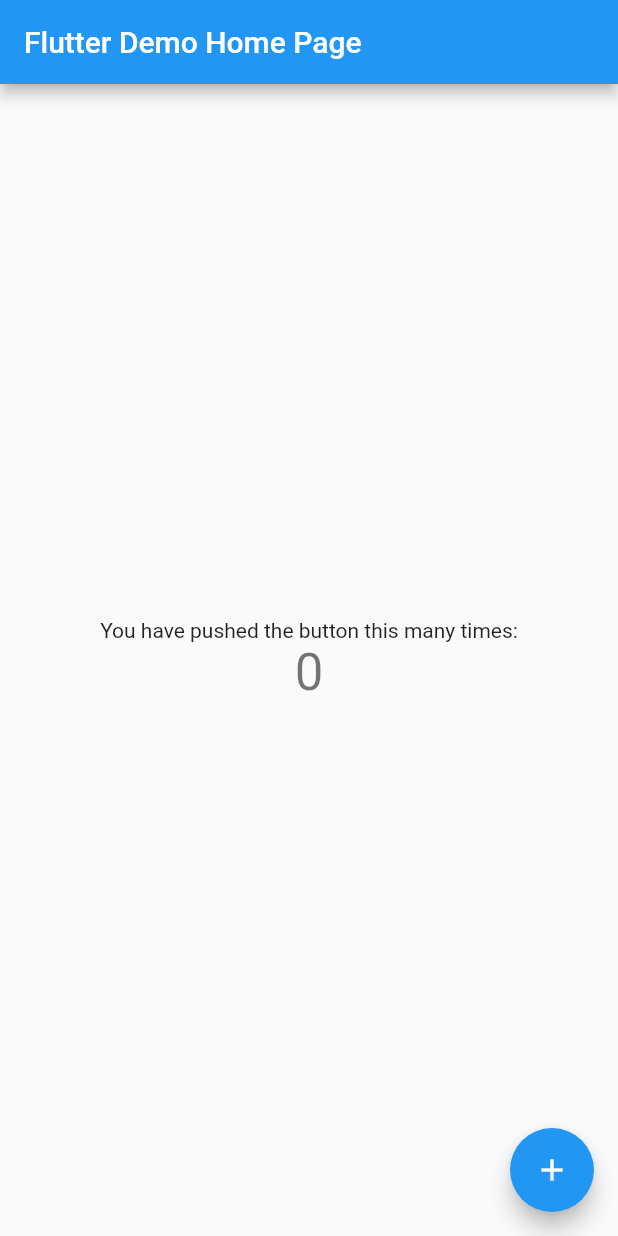
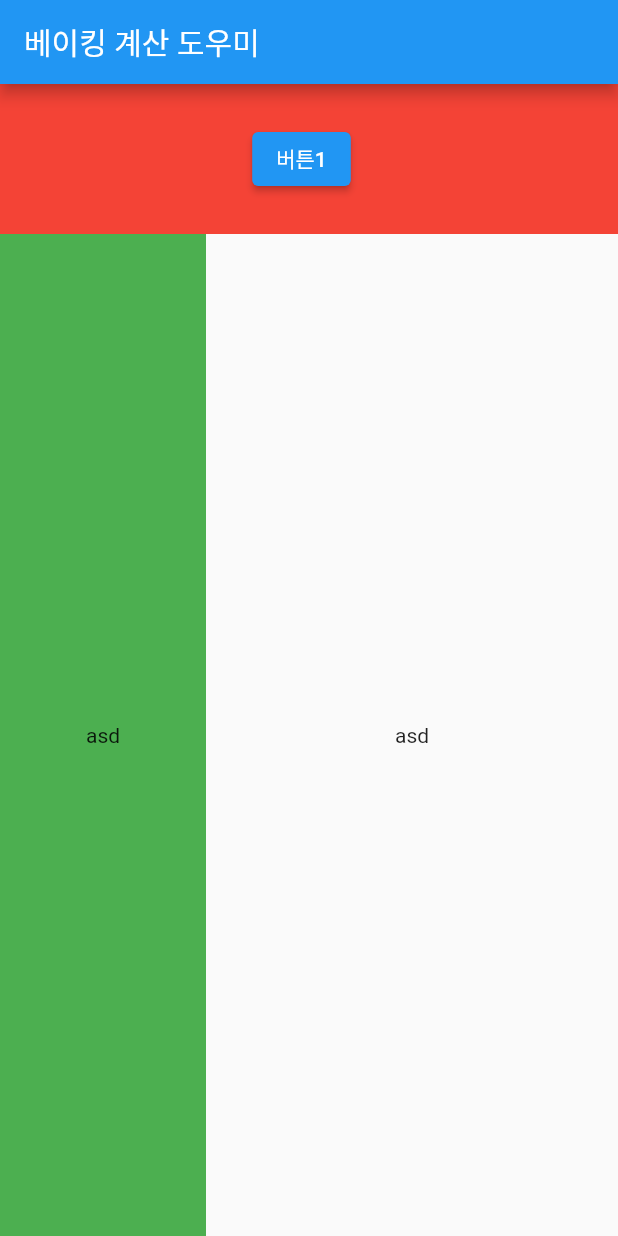
Before and after one commit to coqoa/BakingCalculationHelper, a Flutter app: the screen it shows after launch, on a phone screen of 412 x 824 dp. Run offline on Flutter 3.47's test engine with Material 2 defaults, Android fonts, the light colour scheme and no system bars; our stand-ins replace cloud_firestore, dio, firebase_core, get; accounts and stored records are empty.

Commit message:
웹 파이어베이스 연결중

```diff
--- a/lib/main.dart
+++ b/lib/main.dart
@@ -1,115 +1,115 @@
+import 'package:cloud_firestore/cloud_firestore.dart';
+import 'package:firebase_core/firebase_core.dart';
 import 'package:flutter/material.dart';
+import 'package:cloud_firestore/cloud_firestore.dart';
+import 'package:get/utils.dart';
 
-void main() {
+void main() async{
+  WidgetsFlutterBinding.ensureInitialized(); // 추가
+  await Firebase.initializeApp(
+   options: const FirebaseOptions(
+       apiKey: "AIzaSyBCUtKPIfnY2QGBHcB08D238ykGpV5SFGY",
+       authDomain: "baking-weighing-assistant.firebaseapp.com",
+       projectId: "baking-weighing-assistant",
+       storageBucket: "baking-weighing-assistant.appspot.com",
+       messagingSenderId: "545566933824",
+       appId: "1:545566933824:web:4af0c89fb3dd4af7bcb0a5"
+
+       ),
+
+  ); //  추가
+
   runApp(const MyApp());
 }
 
 class MyApp extends StatelessWidget {
   const MyApp({Key? key}) : super(key: key);
 
-  // This widget is the root of your application.
   @override
   Widget build(BuildContext context) {
     return MaterialApp(
       title: 'Flutter Demo',
       theme: ThemeData(
-        // This is the theme of your application.
-        //
-        // Try running your application with "flutter run". You'll see the
-        // application has a blue toolbar. Then, without quitting the app, try
-        // changing the primarySwatch below to Colors.green and then invoke
-        // "hot reload" (press "r" in the console where you ran "flutter run",
-        // or simply save your changes to "hot reload" in a Flutter IDE).
-        // Notice that the counter didn't reset back to zero; the application
-        // is not restarted.
         primarySwatch: Colors.blue,
       ),
-      home: const MyHomePage(title: 'Flutter Demo Home Page'),
+      home: const BakingCalculationApp(),
     );
   }
 }
-
-class MyHomePage extends StatefulWidget {
-  const MyHomePage({Key? key, required this.title}) : super(key: key);
-
-  // This widget is the home page of your application. It is stateful, meaning
-  // that it has a State object (defined below) that contains fields that affect
-  // how it looks.
-
-  // This class is the configuration for the state. It holds the values (in this
-  // case the title) provided by the parent (in this case the App widget) and
-  // used by the build method of the State. Fields in a Widget subclass are
-  // always marked "final".
-
-  final String title;
+class BakingCalculationApp extends StatefulWidget {
+  const BakingCalculationApp({Key? key}) : super(key: key);
 
   @override
-  State<MyHomePage> createState() => _MyHomePageState();
+  State<BakingCalculationApp> createState() => _BakingCalculationAppState();
 }
 
-class _MyHomePageState extends State<MyHomePage> {
-  int _counter = 0;
+class _BakingCalculationAppState extends State<BakingCalculationApp> {
 
-  void _incrementCounter() {
-    setState(() {
-      // This call to setState tells the Flutter framework that something has
-      // changed in this State, which causes it to rerun the build method below
-      // so that the display can reflect the updated values. If we changed
-      // _counter without calling setState(), then the build method would not be
-      // called again, and so nothing would appear to happen.
-      _counter++;
-    });
-  }
+  FirebaseFirestore firestore = FirebaseFirestore.instance;
+  late final doc1= firestore.collection('test').doc('testd');
+
 
   @override
+  void initState() {
+    super.initState();
+  }
+  @override
   Widget build(BuildContext context) {
-    // This method is rerun every time setState is called, for instance as done
-    // by the _incrementCounter method above.
-    //
-    // The Flutter framework has been optimized to make rerunning build methods
-    // fast, so that you can just rebuild anything that needs updating rather
-    // than having to individually change instances of widgets.
     return Scaffold(
       appBar: AppBar(
-        // Here we take the value from the MyHomePage object that was created by
-        // the App.build method, and use it to set our appbar title.
-        title: Text(widget.title),
+        title:const Text('베이킹 계산 도우미'),
       ),
       body: Center(
-        // Center is a layout widget. It takes a single child and positions it
-        // in the middle of the parent.
         child: Column(
-          // Column is also a layout widget. It takes a list of children and
-          // arranges them vertically. By default, it sizes itself to fit its
-          // children horizontally, and tries to be as tall as its parent.
-          //
-          // Invoke "debug painting" (press "p" in the console, choose the
-          // "Toggle Debug Paint" action from the Flutter Inspector in Android
-          // Studio, or the "Toggle Debug Paint" command in Visual Studio Code)
-          // to see the wireframe for each widget.
-          //
-          // Column has various properties to control how it sizes itself and
-          // how it positions its children. Here we use mainAxisAlignment to
-          // center the children vertically; the main axis here is the vertical
-          // axis because Columns are vertical (the cross axis would be
-          // horizontal).
-          mainAxisAlignment: MainAxisAlignment.center,
-          children: <Widget>[
-            const Text(
-              'You have pushed the button this many times:',
+          children: [
+            Container(
+              height: 100,
+              color: Colors.red,
+              child: Row(
+                mainAxisAlignment: MainAxisAlignment.center,
+                children: [
+                  ElevatedButton(onPressed: (){
+                    doc1.get().then(((value) =>
+                      print(value.data())
+                    ));
+                  }, child: const Text('버튼1')),
+                  const SizedBox(width: 10),
+                ],
+              ),
             ),
-            Text(
-              '$_counter',
-              style: Theme.of(context).textTheme.headline4,
-            ),
+            Expanded(
+              child: Center(
+                child: Row(
+                  children: [
+                    Container(
+                      width: MediaQuery.of(context).size.width/3,
+                      color: Colors.green,
+                      child: Column(
+                        mainAxisAlignment: MainAxisAlignment.center,
+                        // ignore: prefer_const_literals_to_create_immutables
+                        children: [
+                          const Text('asd'),
+                        ],
+                      )
+
+                    ),
+                    Expanded(
+                      child: Column(
+                        mainAxisAlignment: MainAxisAlignment.center,
+                        // ignore: prefer_const_literals_to_create_immutables
+                        children: [
+                          const Text('asd'),
+                        ],
+                      )
+                    )
+                  ],
+                )
+              ),
+            )
+
           ],
         ),
       ),
-      floatingActionButton: FloatingActionButton(
-        onPressed: _incrementCounter,
-        tooltip: 'Increment',
-        child: const Icon(Icons.add),
-      ), // This trailing comma makes auto-formatting nicer for build methods.
     );
   }
 }
--- /dev/null
+++ b/lib/repository/repository_ab.dart
@@ -0,0 +1,3 @@
+abstract class RepositoryAB {
+  Future<Map<String,dynamic>?> getRecipe(String address);
+}
--- a/pubspec.yaml
+++ b/pubspec.yaml
@@ -34,6 +34,10 @@
   # The following adds the Cupertino Icons font to your application.
   # Use with the CupertinoIcons class for iOS style icons.
   cupertino_icons: ^1.0.2
+  get: ^4.6.5
+  dio: ^4.0.6
+  cloud_firestore: ^3.4.9
+  firebase_core: ^1.23.0
 
 dev_dependencies:
   flutter_test:
```
Also changed, not shown: lib/controller/controller.dart (added, +44 -0 lines), lib/repository/repository.dart (added, +16 -0 lines), firebase.json (added), pubspec.lock, 12 other files.
